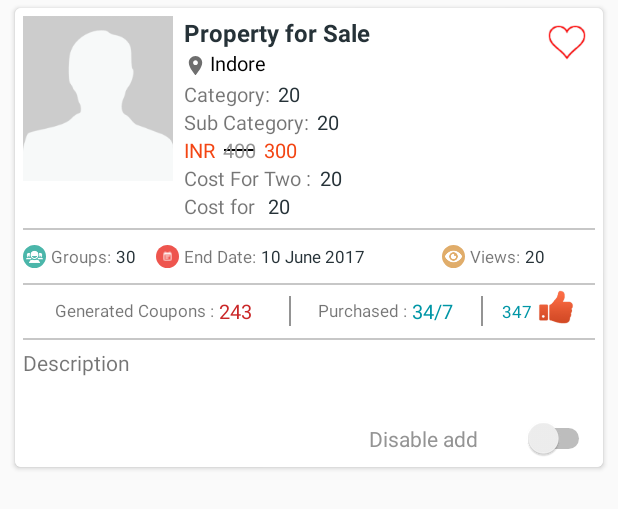
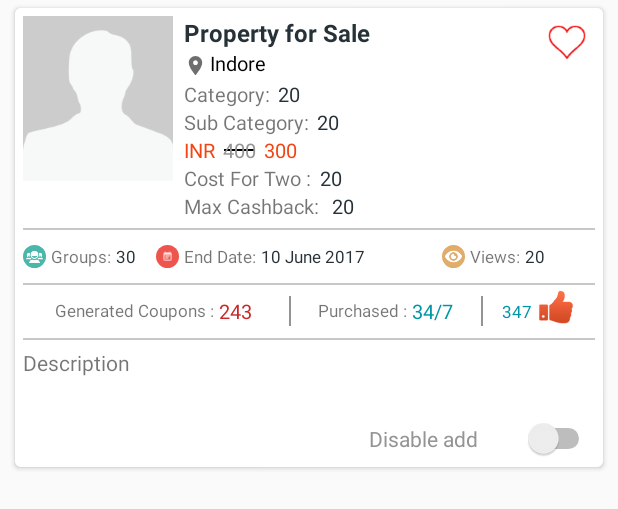
Before and after one commit to gogroups/seller, an Android app: the layout card_adds.xml on its own in the app's theme, with its tools: preview values and no code run, on a phone screen of 412 x 824 dp. Shown: the top 509 px of the screen. Run offline under Robolectric (Android 15) with nearby library versions, the phone set to English and light mode, and no system bars; network calls fail.

Commit message:
made changes for new plan

```diff
--- a/app/src/main/res/layout/card_adds.xml
+++ b/app/src/main/res/layout/card_adds.xml
@@ -197,7 +197,7 @@
 
 
                         <TextView
-                            android:id="@+id/tvpricefortwo"
+                            android:id="@+id/cashbackuser"
                             android:layout_width="wrap_content"
                             android:layout_height="wrap_content"
                             android:layout_alignParentLeft="true"
@@ -205,6 +205,7 @@
                             android:text="20"
                             android:textColor="@color/dark_grey"
                             android:textSize="@dimen/verySmall2" />
+
 
                     </LinearLayout>
 
@@ -217,7 +218,7 @@
                         <TextView
                             android:layout_width="wrap_content"
                             android:layout_height="wrap_content"
-                            android:text="Cost for "
+                            android:text="Max Cashback: "
                             android:textSize="@dimen/verySmall2" />
 
                         <TextView
@@ -228,7 +229,7 @@
 
 
                         <TextView
-                            android:id="@+id/tvpriceforX"
+                            android:id="@+id/maxcashback"
                             android:layout_width="wrap_content"
                             android:layout_height="wrap_content"
                             android:layout_alignParentLeft="true"
```
